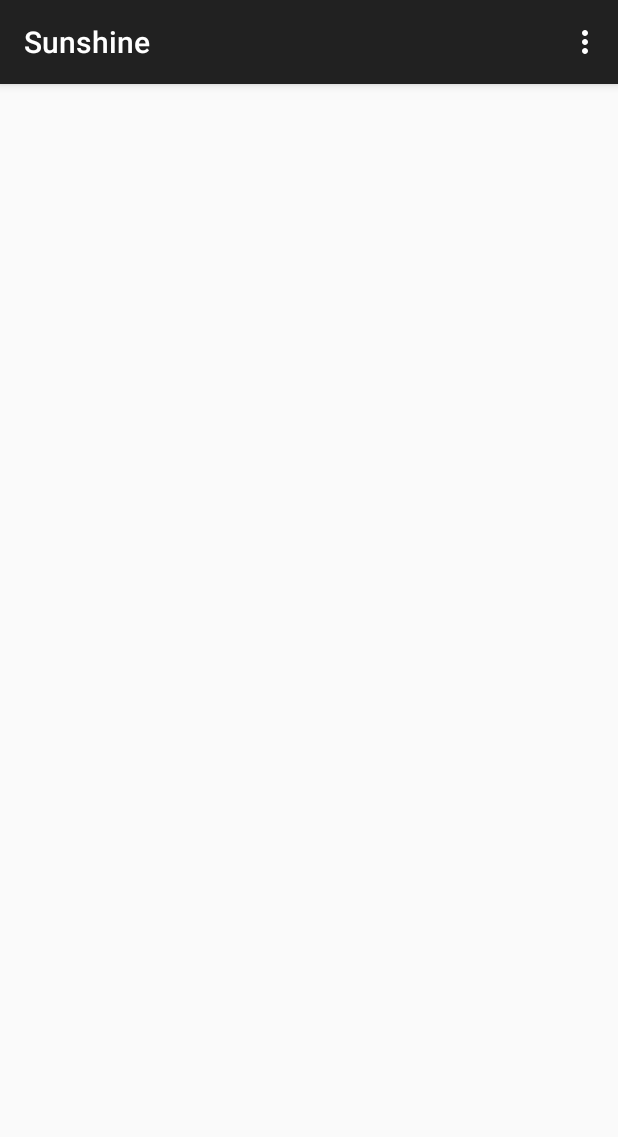
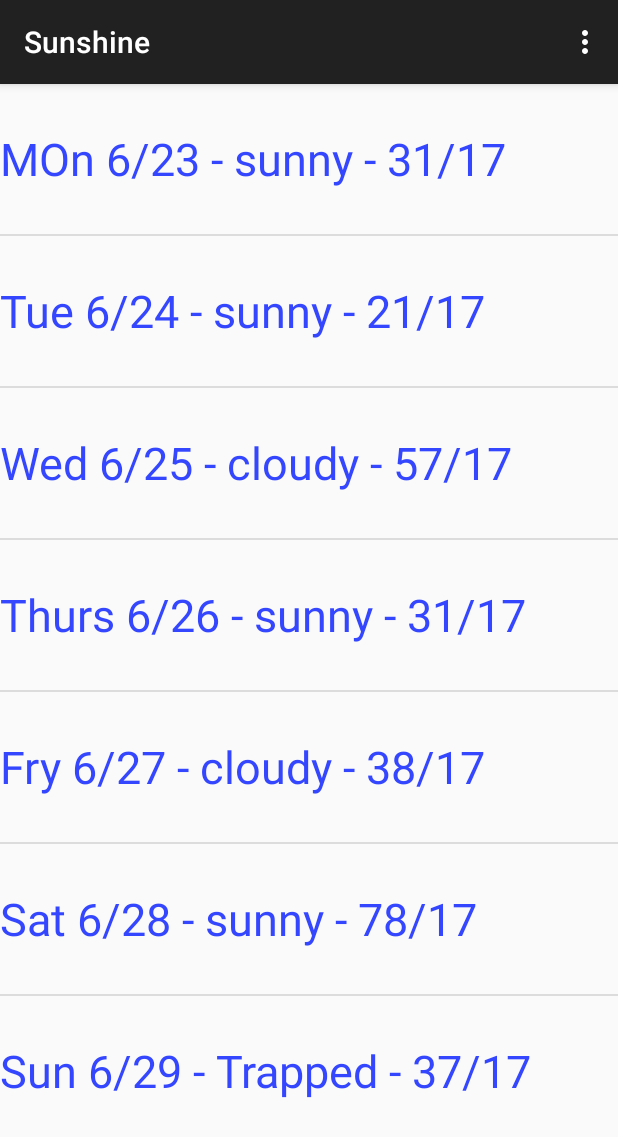
Before and after one commit to mochamadarizal/Sunshine, an Android app: the screen it shows after launch (MainActivity), on a phone screen of 412 x 824 dp. Shown: the top 1137 px of the screen. Run offline under Robolectric (Android 15) with nearby library versions, the phone set to English and light mode, and no system bars.

Commit message:
Initial Commit

```diff
--- a/app/src/main/java/com/example/android/shunshine/app/MainActivity.java
+++ b/app/src/main/java/com/example/android/shunshine/app/MainActivity.java
@@ -10,6 +10,12 @@ import android.view.MenuItem;
 import android.view.View;
 import android.view.ViewGroup;
 import android.os.Build;
+import android.widget.ArrayAdapter;
+import android.widget.ListView;
+
+import java.util.ArrayList;
+import java.util.Arrays;
+import java.util.List;
 
 
 public class MainActivity extends ActionBarActivity {
@@ -56,11 +62,39 @@ public class MainActivity extends ActionBarActivity {
         public PlaceholderFragment() {
         }
 
+        ArrayAdapter<String> mAdapterForcast;
+
+
         @Override
         public View onCreateView(LayoutInflater inflater, ViewGroup container,
                                  Bundle savedInstanceState) {
             View rootView = inflater.inflate(R.layout.fragment_main, container, false);
+
+               String[] data = {
+                        "MOn 6/23 - sunny - 31/17",
+                        "Tue 6/24 - sunny - 21/17",
+                        "Wed 6/25 - cloudy - 57/17",
+                        "Thurs 6/26 - sunny - 31/17",
+                        "Fry 6/27 - cloudy - 38/17",
+                        "Sat 6/28 - sunny - 78/17",
+                        "Sun 6/29 - Trapped - 37/17"
+            };
+
+            List<String> WeekForecast = new ArrayList<String>(Arrays.asList(data));
+
+            mAdapterForcast = new ArrayAdapter<String>(
+                    getActivity(), //id activity
+                    R.layout.list_item_forecast, //id layout
+                    R.id.list_item_forecast_textview, // ID text view
+                    WeekForecast //list data
+
+            );
+
+            ListView listView =(ListView) rootView.findViewById(R.id.listview_forecast);
+            listView.setAdapter(mAdapterForcast);
             return rootView;
+
+
         }
     }
 }
--- a/app/src/main/res/layout/fragment_main.xml
+++ b/app/src/main/res/layout/fragment_main.xml
@@ -1,12 +1,15 @@
-<RelativeLayout xmlns:android="http://schemas.android.com/apk/res/android"
-    xmlns:tools="http://schemas.android.com/tools" android:layout_width="match_parent"
-    android:layout_height="match_parent" android:paddingLeft="@dimen/activity_horizontal_margin"
-    android:paddingRight="@dimen/activity_horizontal_margin"
-    android:paddingTop="@dimen/activity_vertical_margin"
-    android:paddingBottom="@dimen/activity_vertical_margin"
-    tools:context=".MainActivity$PlaceholderFragment">
+<FrameLayout
+    android:layout_width="fill_parent"
+    android:layout_height="fill_parent"
+    android:layout_alignParentTop="true"
+    android:layout_centerHorizontal="true"
+    xmlns:android="http://schemas.android.com/apk/res/android">
 
-    TextView android:text="@string/hello_world" android:layout_width="wrap_content"
-        android:layout_height="wrap_content" />
+        <ListView
+            android:layout_width="wrap_content"
+            android:layout_height="wrap_content"
+            android:id="@+id/listview_forecast"
+            android:layout_gravity="center_horizontal|top"
+            android:focusable="true" />
 
-</RelativeLayout>
+    </FrameLayout>
--- /dev/null
+++ b/app/src/main/res/layout/list_item_forecast.xml
@@ -0,0 +1,15 @@
+<?xml version="1.0" encoding="utf-8"?>
+<TextView xmlns:android="http://schemas.android.com/apk/res/android"
+    android:id="@+id/list_item_forecast_textview"
+    android:text="Rizal"
+    android:gravity="center_vertical"
+    android:layout_width="match_parent"
+    android:layout_height="match_parent"
+
+    android:minHeight="100dp"
+    android:textSize="30dp"
+    android:textColor="#ff3447ff"
+    android:textAlignment="center">
+
+
+</TextView>
```
